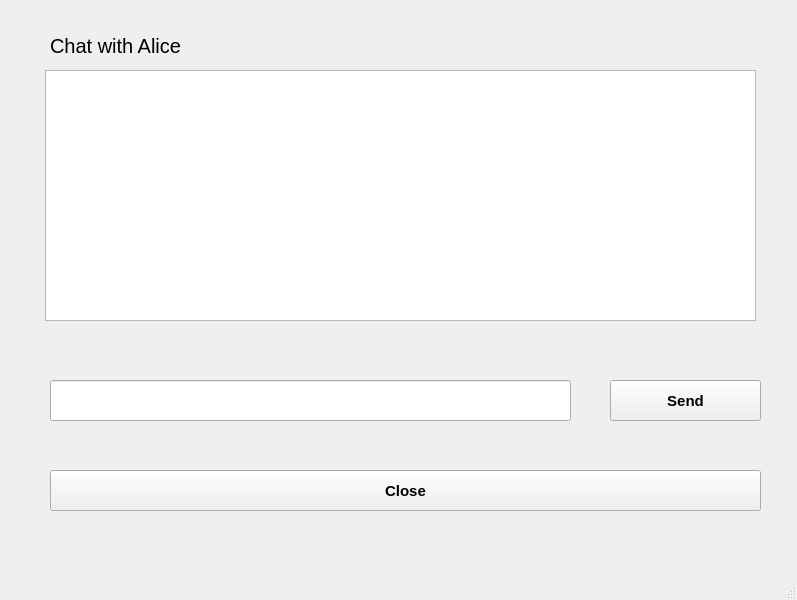
Above: Windows/OneToOne.ui from JoeCheong23/Python-Chatting-Program before the change. Below: the same form after it.
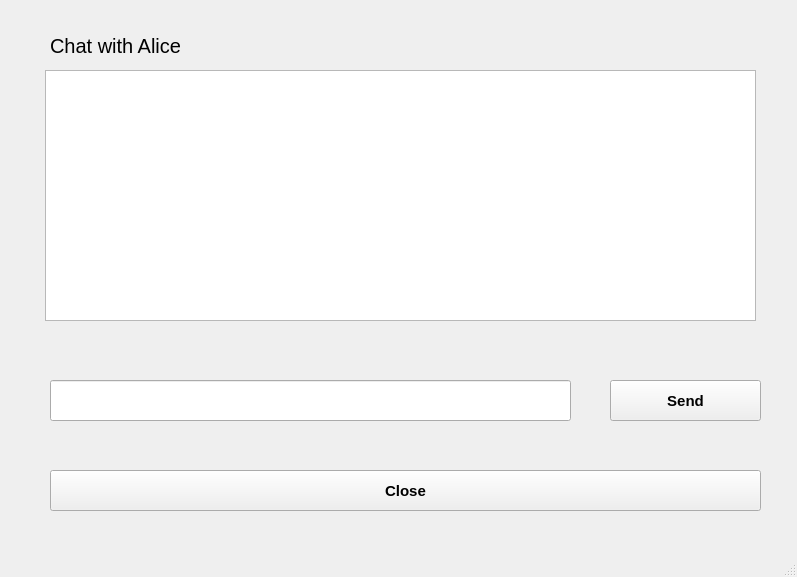
That is the form after the change.

Commit message: FEAT client prints when client joins

The edit to the form file:
```diff
--- a/Windows/OneToOne.ui
+++ b/Windows/OneToOne.ui
@@ -7,7 +7,7 @@
     <x>0</x>
     <y>0</y>
     <width>797</width>
-    <height>600</height>
+    <height>577</height>
    </rect>
   </property>
   <property name="windowTitle">
```
The commit also changes 2 other files.
